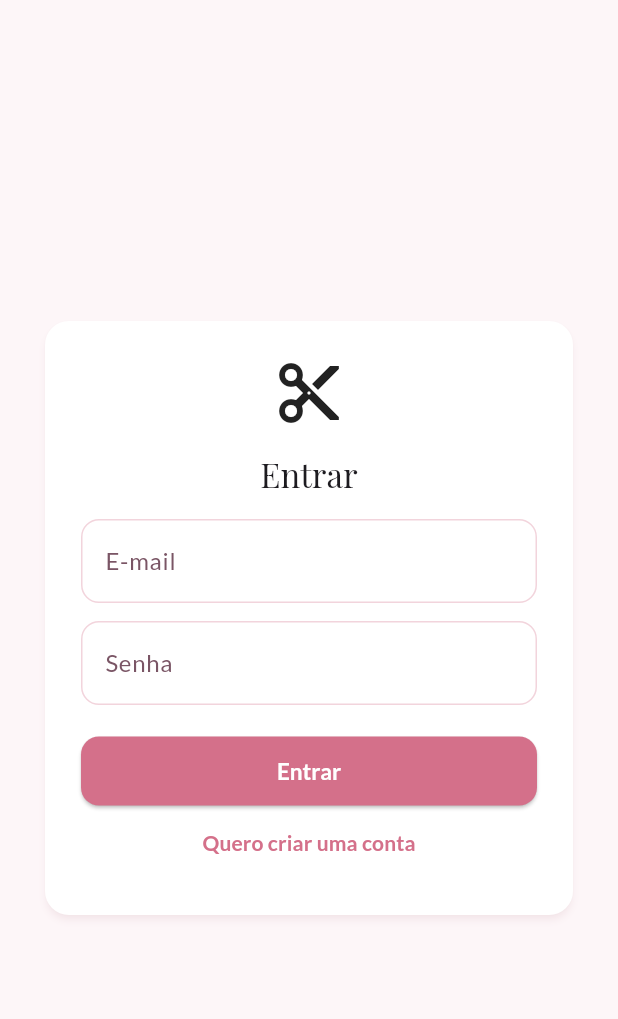
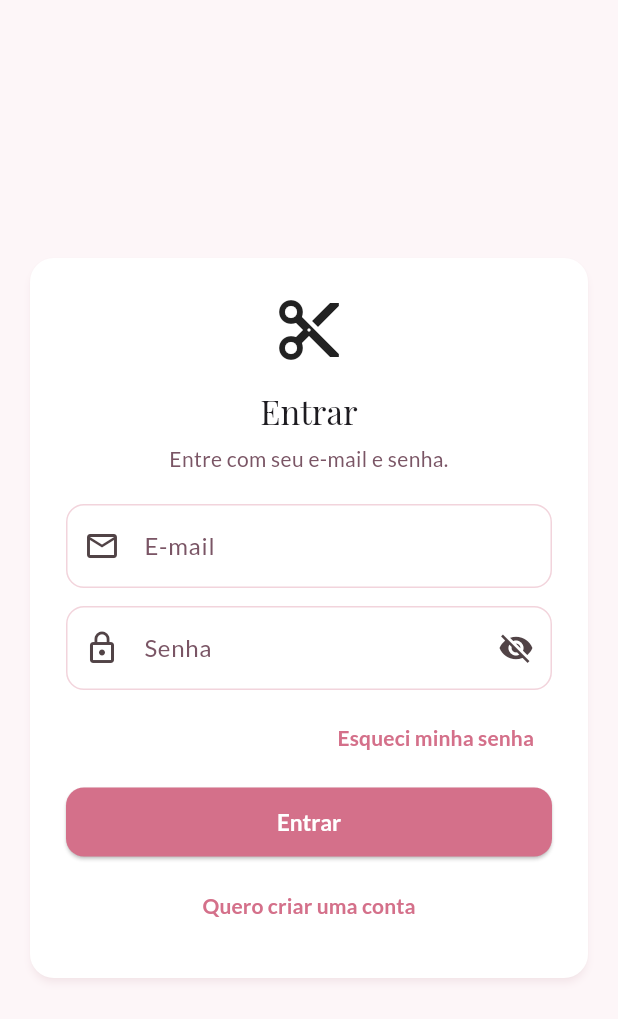
Before and after one commit to paulobrumlobo1993-blip/salon_app, a Flutter app: the screen it shows after launch, on a phone screen of 412 x 824 dp. Shown: the top 1019 px of the screen. Run offline on Flutter 3.47's test engine with Material 3 defaults, Android fonts, the phone set to English and light mode, and no system bars; our stand-ins replace cloud_firestore, firebase_auth, firebase_core, fl_chart, google_fonts; accounts and stored records are empty.

Commit message:
Adiciona recuperação de senha

```diff
--- a/lib/screens/login_screen.dart
+++ b/lib/screens/login_screen.dart
@@ -12,8 +12,10 @@ class LoginScreen extends StatefulWidget {
 class _LoginScreenState extends State<LoginScreen> {
   final _emailCtrl = TextEditingController();
   final _passwordCtrl = TextEditingController();
+
   bool _loading = false;
   bool _isRegister = false;
+  bool _obscurePassword = true;
 
   @override
   void dispose() {
@@ -23,34 +25,76 @@ class _LoginScreenState extends State<LoginScreen> {
   }
 
   Future<void> _submit() async {
+    final email = _emailCtrl.text.trim();
+    final password = _passwordCtrl.text.trim();
+
+    if (email.isEmpty || password.isEmpty) {
+      _showMessage('Preencha e-mail e senha.');
+      return;
+    }
+
     setState(() => _loading = true);
 
     try {
       if (_isRegister) {
         await FirebaseAuth.instance.createUserWithEmailAndPassword(
-          email: _emailCtrl.text.trim(),
-          password: _passwordCtrl.text.trim(),
+          email: email,
+          password: password,
         );
       } else {
         await FirebaseAuth.instance.signInWithEmailAndPassword(
-          email: _emailCtrl.text.trim(),
-          password: _passwordCtrl.text.trim(),
+          email: email,
+          password: password,
         );
       }
     } on FirebaseAuthException catch (e) {
       String msg = 'Erro ao entrar.';
+
       if (e.code == 'user-not-found') msg = 'Usuário não encontrado.';
       if (e.code == 'wrong-password') msg = 'Senha incorreta.';
       if (e.code == 'email-already-in-use') msg = 'E-mail já cadastrado.';
       if (e.code == 'weak-password') msg = 'Senha muito fraca.';
+      if (e.code == 'invalid-email') msg = 'E-mail inválido.';
+      if (e.code == 'invalid-credential') {
+        msg = 'E-mail ou senha inválidos.';
+      }
 
+      _showMessage(msg);
+    } finally {
+      if (mounted) setState(() => _loading = false);
+    }
+  }
+
+  Future<void> _resetPassword() async {
+    final email = _emailCtrl.text.trim();
+
+    if (email.isEmpty) {
+      _showMessage('Digite seu e-mail para recuperar a senha.');
+      return;
+    }
+
+    setState(() => _loading = true);
+
+    try {
+      await FirebaseAuth.instance.sendPasswordResetEmail(email: email);
+      _showMessage('Enviamos um link de recuperação para o seu e-mail.');
+    } on FirebaseAuthException catch (e) {
+      String msg = 'Não foi possível enviar o e-mail.';
+
+      if (e.code == 'invalid-email') msg = 'E-mail inválido.';
+      if (e.code == 'user-not-found') msg = 'Usuário não encontrado.';
+
+      _showMessage(msg);
+    } finally {
+      if (mounted) setState(() => _loading = false);
+    }
+  }
+
+  void _showMessage(String msg) {
     if (!mounted) return;
     ScaffoldMessenger.of(context).showSnackBar(
       SnackBar(content: Text(msg)),
     );
-    } finally {
-      if (mounted) setState(() => _loading = false);
-    }
   }
 
   @override
@@ -58,8 +102,10 @@ class _LoginScreenState extends State<LoginScreen> {
     return Scaffold(
       backgroundColor: AppTheme.surface,
       body: Center(
+        child: SingleChildScrollView(
+          padding: const EdgeInsets.all(16),
           child: SizedBox(
-          width: 360,
+            width: 380,
             child: Card(
               child: Padding(
                 padding: const EdgeInsets.all(24),
@@ -72,18 +118,54 @@ class _LoginScreenState extends State<LoginScreen> {
                       _isRegister ? 'Criar conta' : 'Entrar',
                       style: Theme.of(context).textTheme.titleLarge,
                     ),
-                  const SizedBox(height: 16),
+                    const SizedBox(height: 8),
+                    Text(
+                      _isRegister
+                          ? 'Cadastre seu acesso para começar a usar o sistema.'
+                          : 'Entre com seu e-mail e senha.',
+                      textAlign: TextAlign.center,
+                      style: const TextStyle(color: AppTheme.textMedium),
+                    ),
+                    const SizedBox(height: 20),
                     TextField(
                       controller: _emailCtrl,
-                    decoration: const InputDecoration(labelText: 'E-mail'),
+                      keyboardType: TextInputType.emailAddress,
+                      decoration: const InputDecoration(
+                        labelText: 'E-mail',
+                        prefixIcon: Icon(Icons.email_outlined),
+                      ),
                     ),
                     const SizedBox(height: 12),
                     TextField(
                       controller: _passwordCtrl,
-                    obscureText: true,
-                    decoration: const InputDecoration(labelText: 'Senha'),
+                      obscureText: _obscurePassword,
+                      decoration: InputDecoration(
+                        labelText: 'Senha',
+                        prefixIcon: const Icon(Icons.lock_outline),
+                        suffixIcon: IconButton(
+                          onPressed: () {
+                            setState(() {
+                              _obscurePassword = !_obscurePassword;
+                            });
+                          },
+                          icon: Icon(
+                            _obscurePassword
+                                ? Icons.visibility_off
+                                : Icons.visibility,
                           ),
-                  const SizedBox(height: 20),
+                        ),
+                      ),
+                    ),
+                    const SizedBox(height: 8),
+                    if (!_isRegister)
+                      Align(
+                        alignment: Alignment.centerRight,
+                        child: TextButton(
+                          onPressed: _loading ? null : _resetPassword,
+                          child: const Text('Esqueci minha senha'),
+                        ),
+                      ),
+                    const SizedBox(height: 8),
                     SizedBox(
                       width: double.infinity,
                       child: ElevatedButton(
@@ -95,12 +177,17 @@ class _LoginScreenState extends State<LoginScreen> {
                         ),
                       ),
                     ),
+                    const SizedBox(height: 8),
                     TextButton(
-                    onPressed: () {
+                      onPressed: _loading
+                          ? null
+                          : () {
                               setState(() => _isRegister = !_isRegister);
                             },
                       child: Text(
-                      _isRegister ? 'Já tenho conta' : 'Quero criar uma conta',
+                        _isRegister
+                            ? 'Já tenho conta'
+                            : 'Quero criar uma conta',
                       ),
                     ),
                   ],
@@ -109,6 +196,7 @@ class _LoginScreenState extends State<LoginScreen> {
             ),
           ),
         ),
+      ),
     );
   }
 }
```
Lines whose indentation alone changed are shown as unchanged.
